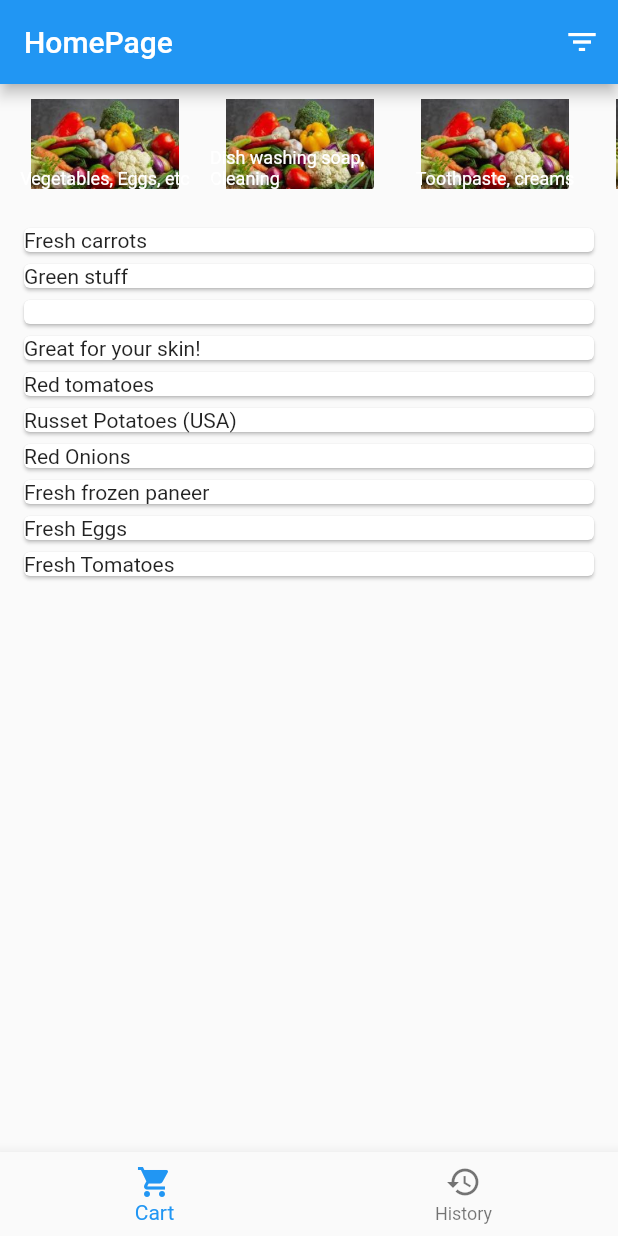
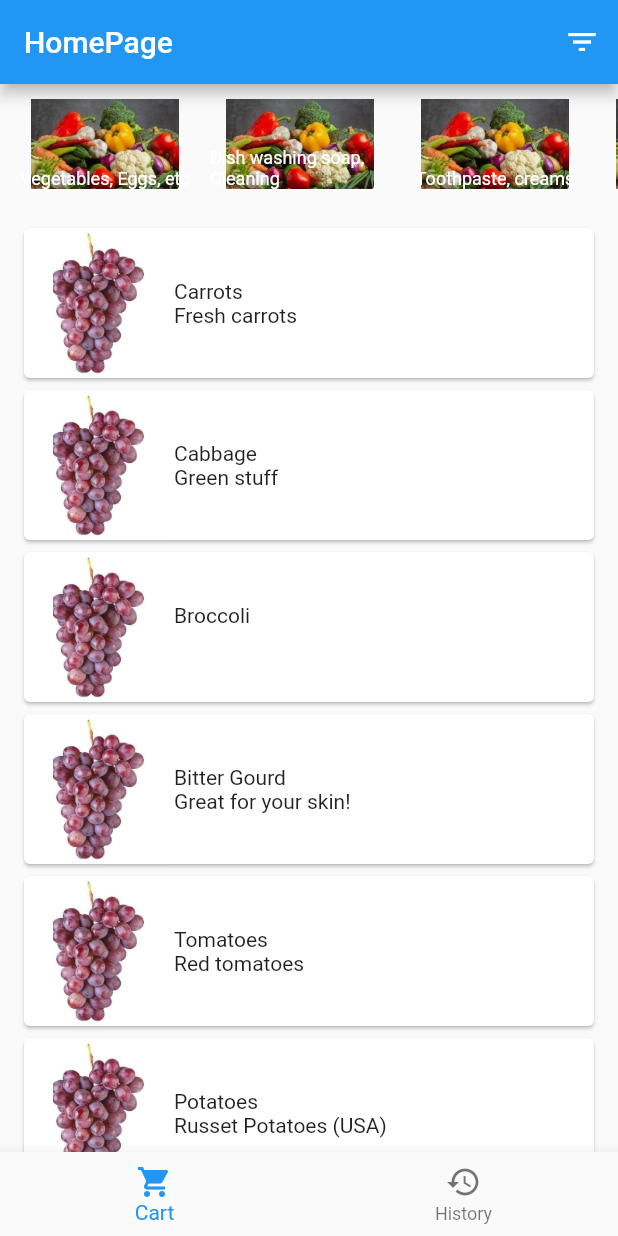
Before and after one commit to vipullal-github/MyShoppingCart, a Flutter app: the screen it shows after launch, on a phone screen of 412 x 824 dp. Run offline on Flutter 3.47's test engine with Material 2 defaults, Android fonts, the phone set to English and light mode, and no system bars.

Commit message:
Got the scroll working

```diff
--- a/lib/data/mock_repository.dart
+++ b/lib/data/mock_repository.dart
@@ -103,34 +103,41 @@ class MockRepository implements RepositoryInterface {
         usualPrice: 1.80),
     MasterListItem(
         id: 11,
+        categoryId: 1,
+        itemName: "Carrots",
+        description: "Fresh carrots",
+        unit: "kg",
+        usualPrice: 2.30),
+    MasterListItem(
+        id: 12,
         categoryId: 2,
         itemName: "Harpic",
         description: "Chlorox bleach for sparkling toilets",
         unit: "bottle",
         usualPrice: 3.69),
     MasterListItem(
-        id: 12,
+        id: 13,
         categoryId: 2,
         itemName: "DishWash",
         description: "Lemon Dishwash",
         unit: "Pack of 5",
         usualPrice: 4.95),
     MasterListItem(
-        id: 13,
+        id: 14,
         categoryId: 2,
         itemName: "Toilet Paper",
         description: "Soft and Dry",
         unit: "Pack of 10",
         usualPrice: 2.30),
     MasterListItem(
-        id: 14,
+        id: 15,
         categoryId: 4,
         itemName: "Pepsi",
         description: "Cola Drink",
         unit: "Bottle",
         usualPrice: 1.85),
     MasterListItem(
-        id: 15,
+        id: 16,
         categoryId: 4,
         itemName: "Coke",
         description: "Coca Cola ",
--- a/lib/domain/model/cart_item.dart
+++ b/lib/domain/model/cart_item.dart
@@ -9,17 +9,18 @@ class CartItem extends MasterListItem {
       required super.description,
       required super.categoryId,
       required super.unit,
-      required super.usualPrice})
+      required super.usualPrice,
+      super.image})
       : onOrder = 0.0;
 
-  factory CartItem.fromMasterItem
-  (MasterListItem item) {
+  factory CartItem.fromMasterItem(MasterListItem item) {
     return CartItem(
         id: item.id,
         itemName: item.itemName,
         description: item.description,
         categoryId: item.categoryId,
         unit: item.unit,
-        usualPrice: item.usualPrice);
+        usualPrice: item.usualPrice,
+        image: item.image);
   }
 }
--- a/lib/domain/model/master_list_item.dart
+++ b/lib/domain/model/master_list_item.dart
@@ -5,6 +5,7 @@ class MasterListItem {
   String description;
   double usualPrice;
   String unit;
+  String? image;
 
   MasterListItem(
       {required this.id,
@@ -12,13 +13,15 @@ class MasterListItem {
       required this.itemName,
       required this.description,
       required this.usualPrice,
-      required this.unit});
+      required this.unit,
+      this.image});
 
   MasterListItem.newRecord(
       {required this.categoryId,
       required this.itemName,
       required this.description,
       required this.usualPrice,
-      required this.unit})
+      required this.unit,
+      this.image})
       : id = -1;
 }
--- a/lib/presentation/components/shopping_item_card.dart
+++ b/lib/presentation/components/shopping_item_card.dart
@@ -8,8 +8,28 @@ class ShoppingItemCard extends StatelessWidget {
 
   @override
   Widget build(BuildContext context) {
+    TextStyle? tsHeading = Theme.of(context).textTheme.bodyMedium;
+
     return Card(
-      child: Text(cartItem.description),
+      child: Row(
+        children: [
+          SizedBox(
+            width: 100,
+            height: 100,
+            child: Image.asset("assets/images/product_images/grapes.jpeg"),
+          ),
+          Column(
+            crossAxisAlignment: CrossAxisAlignment.start,
+            children: [
+              Text(
+                cartItem.itemName,
+                style: tsHeading,
+              ),
+              Text(cartItem.description)
+            ],
+          ),
+        ],
+      ),
     );
   }
 }
--- a/lib/presentation/home_page/tabs/shopping/shopping_cart_tab.dart
+++ b/lib/presentation/home_page/tabs/shopping/shopping_cart_tab.dart
@@ -25,39 +25,12 @@ class _ShoppingCartTabState extends State<ShoppingCartTab> {
     super.initState();
   }
 
-  // Widget _buildItemCard(BuildContext context, CartItem item) {
-  //   return Card(
-  //     child: Column(
-  //       crossAxisAlignment: CrossAxisAlignment.start,
-  //       children: [
-  //         Text(item.itemName, style: Theme.of(context).textTheme.bodyLarge),
-  //         Row(
-  //           mainAxisAlignment: MainAxisAlignment.start,
-  //           children: [
-  //             Expanded(
-  //               flex: 5,
-  //               child: Text(
-  //                 item.description,
-  //                 style: Theme.of(context).textTheme.bodyMedium,
-  //               ),
-  //             ),
-  //             Expanded(
-  //               flex: 1,
-  //               child: Text(
-  //                 item.onOrder.toString(),
-  //               ),
-  //             )
-  //           ],
-  //         ),
-  //       ],
-  //     ),
-  //   );
-  // }
-
   Widget _buildItemListForCurentCategory(BuildContext context) {
     List<CartItem>? items = itemMap[currrentCategoryId];
-    if (items == null) {
-      return const Text("No Items in this category");
+    if (items == null || items.isEmpty) {
+      return const Center(
+        child: Text("No Items in this category"),
+      );
     } else {
       return ListView.builder(
         shrinkWrap: true,
@@ -79,7 +52,8 @@ class _ShoppingCartTabState extends State<ShoppingCartTab> {
   @override
   Widget build(BuildContext context) {
     AppDataProvider p = context.read<AppDataProvider>();
-    return Column(
+    return SafeArea(
+      child: Column(
         children: [
           const SizedBox(height: 10),
           CategorySliderWidget(
@@ -89,8 +63,11 @@ class _ShoppingCartTabState extends State<ShoppingCartTab> {
           const SizedBox(
             height: 10,
           ),
-        _buildItemListForCurentCategory(context)
+          Expanded(
+            child: _buildItemListForCurentCategory(context),
+          )
         ],
+      ),
     );
   }
 }
--- a/pubspec.yaml
+++ b/pubspec.yaml
@@ -60,6 +60,7 @@ flutter:
 
   assets:
     - assets/images/categories/
+    - assets/images/product_images/
   #   - images/a_dot_ham.jpeg
 
   # To add assets to your application, add an assets section, like this:
```
Also changed, not shown: assets/images/product_images/grapes.jpeg (added). Lines whose indentation alone changed are shown as unchanged.
